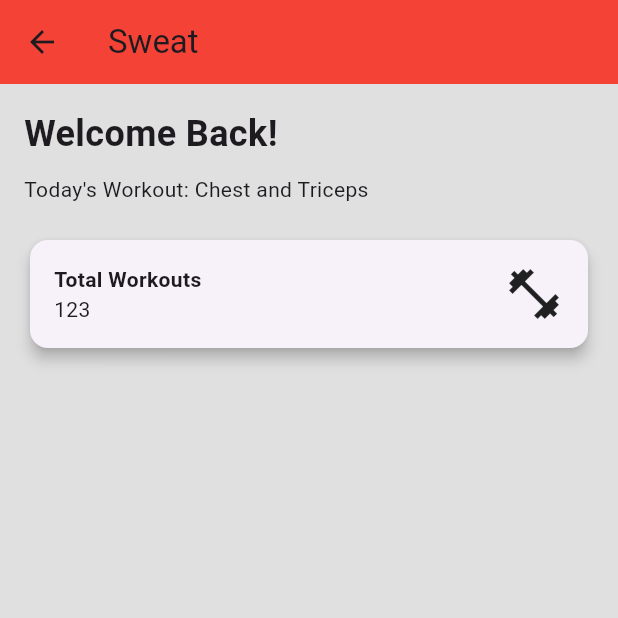
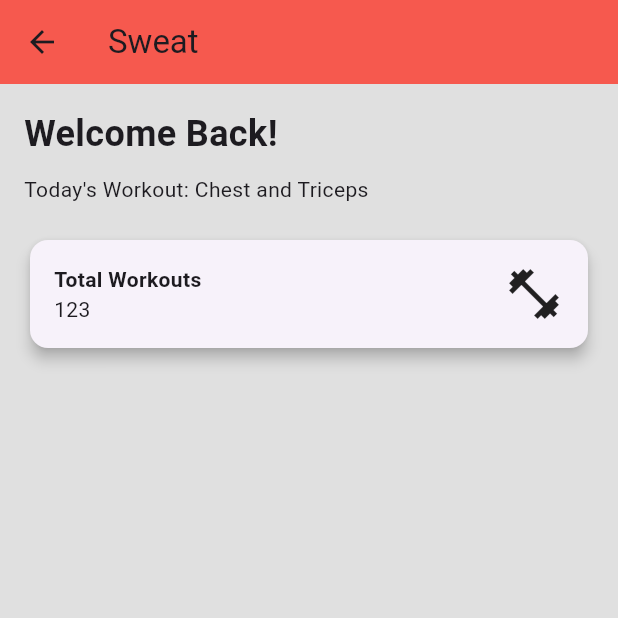
Before and after one commit to Adarsha5421/Sweat_fitness_mobiles, a Flutter app: the HomePage screen opened directly, on a phone screen of 412 x 824 dp, the top half of it. Run offline on Flutter 3.47's test engine with Material 3 defaults, Android fonts, the phone set to English and light mode, and no system bars; our stand-ins replace bloc, dartz, dio, equatable, flutter_bloc, flutter_spinkit and 9 more; accounts and stored records are empty; network calls fail; Roboto replaces fonts that are missing (Montserrat Regular).

Commit message:
Homepage

```diff
--- a/lib/view/homepage_view.dart
+++ b/lib/view/homepage_view.dart
@@ -8,7 +8,7 @@ class HomePage extends StatelessWidget {
     return Scaffold(
       appBar: AppBar(
         title: const Text("Sweat"),
-        backgroundColor: Colors.red,
+        backgroundColor: const Color.fromARGB(255, 246, 89, 78),
       ),
       body: const Padding(
         padding: EdgeInsets.all(16.0),
```
Also changed, not shown: lib/features/calculator/presentation/pages/calculator_screen.dart (+3 -4 lines).
